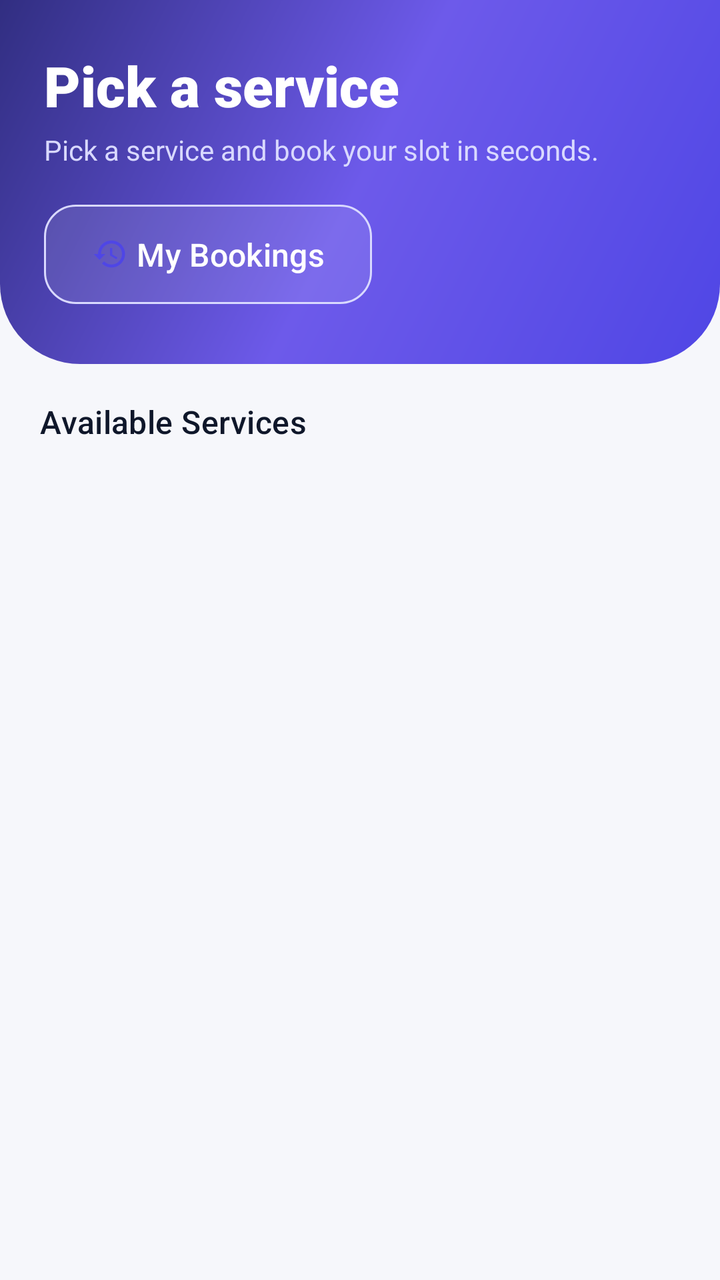
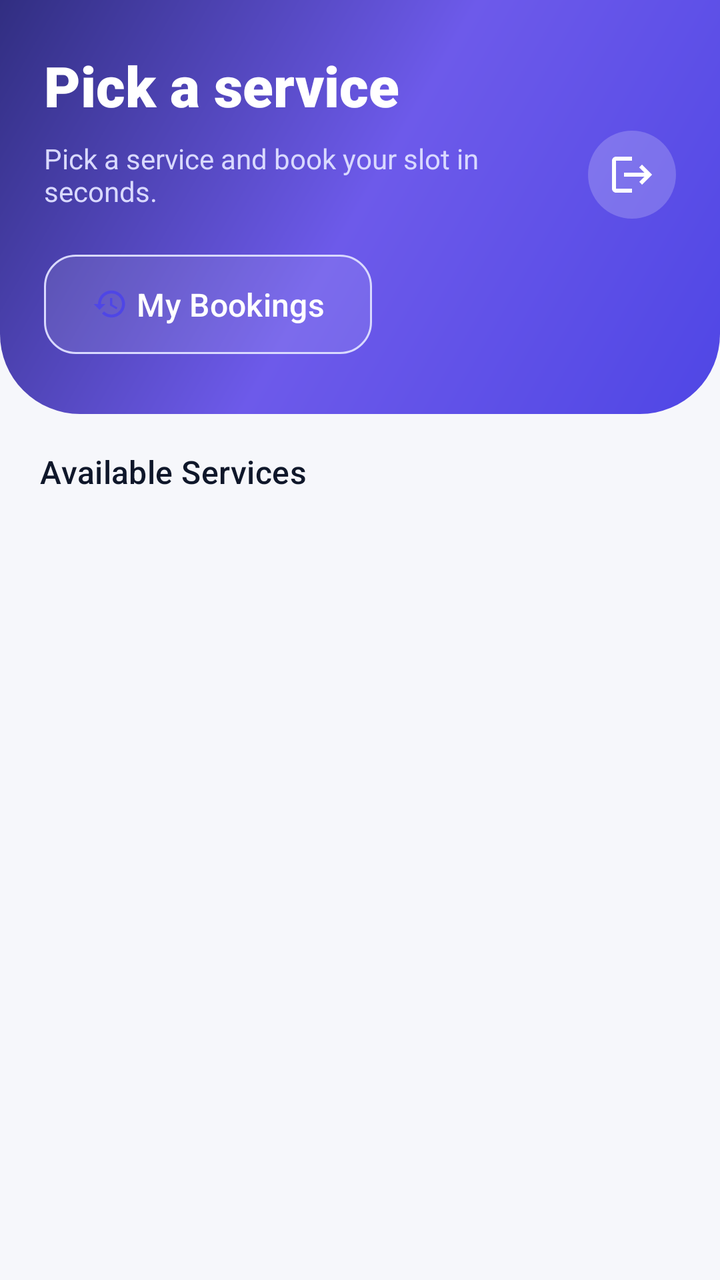

An Android layout rendered at two revisions. The XML below is the earlier revision; the diff shows what the commit changed to produce the second picture.
<!-- AndroidManifest.xml: application theme Theme.Slottr -->
<!-- res/layout/activity_user_home.xml -->
<?xml version="1.0" encoding="utf-8"?>
<LinearLayout xmlns:android="http://schemas.android.com/apk/res/android"
    xmlns:app="http://schemas.android.com/apk/res-auto"
    android:layout_width="match_parent"
    android:layout_height="match_parent"
    android:orientation="vertical"
    android:background="@color/background">

    <LinearLayout
        android:layout_width="match_parent"
        android:layout_height="wrap_content"
        android:background="@drawable/bg_login_hero"
        android:orientation="vertical"
        android:paddingStart="22dp"
        android:paddingTop="24dp"
        android:paddingEnd="22dp"
        android:paddingBottom="26dp">

        <TextView
            android:layout_width="wrap_content"
            android:layout_height="wrap_content"
            android:text="@string/title_user_home"
            android:textColor="#FFFFFF"
            android:textSize="28sp"
            android:textStyle="bold"
            android:fontFamily="sans-serif-black"/>

        <TextView
            android:layout_width="wrap_content"
            android:layout_height="wrap_content"
            android:layout_marginTop="4dp"
            android:text="@string/app_subtitle"
            android:textColor="#D9D9FF"
            android:textSize="14sp"/>

        <com.google.android.material.button.MaterialButton
            android:id="@+id/btnHistory"
            style="@style/Widget.Slottr.Button.Outlined"
            android:layout_width="wrap_content"
            android:layout_height="wrap_content"
            android:layout_marginTop="14dp"
            android:text="@string/my_bookings"
            app:icon="@drawable/ic_history"
            app:iconGravity="textStart"
            app:strokeColor="#D9D9FF"
            app:backgroundTint="#1AFFFFFF"
            android:textColor="#FFFFFF"/>
    </LinearLayout>

    <TextView
        android:layout_width="wrap_content"
        android:layout_height="wrap_content"
        android:layout_marginStart="20dp"
        android:layout_marginTop="18dp"
        android:text="@string/available_services"
        android:textAppearance="@style/TextAppearance.Slottr.SectionTitle"
        android:textSize="16sp"/>

    <androidx.recyclerview.widget.RecyclerView
        android:id="@+id/rvServices"
        android:layout_width="match_parent"
        android:layout_height="match_parent"
        android:clipToPadding="false"
        android:paddingTop="4dp"
        android:paddingBottom="24dp"/>

</LinearLayout>
<!-- resources referenced by this layout -->
<resources>
  <color name="background">#F6F7FB</color>
  <string name="app_subtitle">Pick a service and book your slot in seconds.</string>
  <string name="available_services">Available Services</string>
  <string name="my_bookings">My Bookings</string>
  <string name="title_user_home">Pick a service</string>
  <style name="Theme.Slottr" parent="Base.Theme.Slottr" />
  <color name="textPrimary">#0F172A</color>
  <color name="primary">#4F46E5</color>
  <color name="onPrimary">#FFFFFF</color>
  <color name="primaryContainer">#E0E7FF</color>
  <color name="onPrimaryContainer">#1E1B4B</color>
  <color name="secondary">#0891B2</color>
  <color name="onSecondary">#FFFFFF</color>
  <color name="secondaryContainer">#CFFAFE</color>
  <color name="onSecondaryContainer">#164E63</color>
  <color name="tertiary">#7C3AED</color>
  <color name="onTertiary">#FFFFFF</color>
  <color name="tertiaryContainer">#EDE9FE</color>
  <color name="onTertiaryContainer">#312E81</color>
  <color name="surface">#FFFFFF</color>
  <color name="onSurface">#0F172A</color>
  <color name="surfaceVariant">#F1F3F9</color>
  <color name="onSurfaceVariant">#44506A</color>
  <color name="outline">#C7CDD9</color>
  <color name="outlineVariant">#E4E7EF</color>
  <color name="danger">#DC2626</color>
  <color name="dangerContainer">#FEE2E2</color>
  <color name="textSecondary">#64748B</color>
  <color name="statusBar">#4F46E5</color>
  <style name="Shape.Slottr.Small" parent="ShapeAppearance.Material3.SmallComponent">
          <item name="cornerSize">12dp</item>
      </style>
  <style name="Shape.Slottr.Medium" parent="ShapeAppearance.Material3.MediumComponent">
          <item name="cornerSize">16dp</item>
      </style>
  <style name="Shape.Slottr.Large" parent="ShapeAppearance.Material3.LargeComponent">
          <item name="cornerSize">28dp</item>
      </style>
  <style name="Widget.Slottr.NavIndicator" parent="Widget.Material3.BottomNavigationView.ActiveIndicator">
          <item name="android:color">@color/primaryContainer</item>
      </style>
  <!-- unchanged entries left out for length: 11 -->
</resources>

<!-- the commit's change to res/layout/activity_user_home.xml (unified diff, before → after) -->
@@ -25,13 +25,32 @@
             android:textStyle="bold"
             android:fontFamily="sans-serif-black"/>
 
-        <TextView
-            android:layout_width="wrap_content"
+        <LinearLayout
+            android:layout_width="match_parent"
             android:layout_height="wrap_content"
             android:layout_marginTop="4dp"
-            android:text="@string/app_subtitle"
-            android:textColor="#D9D9FF"
-            android:textSize="14sp"/>
+            android:orientation="horizontal"
+            android:gravity="center_vertical">
+
+            <TextView
+                android:id="@+id/tvUserSubtitle"
+                android:layout_width="0dp"
+                android:layout_height="wrap_content"
+                android:layout_weight="1"
+                android:text="@string/app_subtitle"
+                android:textColor="#D9D9FF"
+                android:textSize="14sp"/>
+
+            <ImageButton
+                android:id="@+id/btnLogout"
+                android:layout_width="44dp"
+                android:layout_height="44dp"
+                android:background="@drawable/bg_icon_circle"
+                android:contentDescription="@string/action_logout"
+                android:padding="11dp"
+                android:src="@drawable/ic_logout"
+                app:tint="@color/onPrimary"/>
+        </LinearLayout>
 
         <com.google.android.material.button.MaterialButton
             android:id="@+id/btnHistory"
@@ -56,12 +75,60 @@
         android:textAppearance="@style/TextAppearance.Slottr.SectionTitle"
         android:textSize="16sp"/>
 
-    <androidx.recyclerview.widget.RecyclerView
-        android:id="@+id/rvServices"
+    <FrameLayout
         android:layout_width="match_parent"
-        android:layout_height="match_parent"
-        android:clipToPadding="false"
-        android:paddingTop="4dp"
-        android:paddingBottom="24dp"/>
+        android:layout_height="match_parent">
+
+        <androidx.recyclerview.widget.RecyclerView
+            android:id="@+id/rvServices"
+            android:layout_width="match_parent"
+            android:layout_height="match_parent"
+            android:clipToPadding="false"
+            android:paddingTop="4dp"
+            android:paddingBottom="24dp"/>
+
+        <include
+            android:id="@+id/emptyState"
+            layout="@layout/view_empty"/>
+    </FrameLayout>
 
 </LinearLayout>
+<!-- res/layout/view_empty.xml (included above) -->
+<?xml version="1.0" encoding="utf-8"?>
+<LinearLayout xmlns:android="http://schemas.android.com/apk/res/android"
+    xmlns:app="http://schemas.android.com/apk/res-auto"
+    android:id="@+id/emptyState"
+    android:layout_width="match_parent"
+    android:layout_height="match_parent"
+    android:orientation="vertical"
+    android:gravity="center"
+    android:padding="40dp"
+    android:visibility="gone">
+
+    <ImageView
+        android:layout_width="72dp"
+        android:layout_height="72dp"
+        android:alpha="0.4"
+        android:contentDescription="@string/app_name"
+        android:src="@drawable/ic_calendar_check"
+        app:tint="@color/outline"/>
+
+    <TextView
+        android:id="@+id/tvEmptyTitle"
+        android:layout_width="wrap_content"
+        android:layout_height="wrap_content"
+        android:layout_marginTop="18dp"
+        android:text="@string/empty_services_title"
+        android:textAppearance="@style/TextAppearance.Slottr.SectionTitle"
+        android:textSize="18sp"
+        android:gravity="center"/>
+
+    <TextView
+        android:id="@+id/tvEmptyBody"
+        android:layout_width="match_parent"
+        android:layout_height="wrap_content"
+        android:layout_marginTop="6dp"
+        android:text="@string/empty_services_body"
+        android:textAppearance="@style/TextAppearance.Slottr.BodySmall"
+        android:gravity="center"/>
+</LinearLayout>
<!-- resource entries referenced after the edit -->
@@ -3,8 +3,13 @@
   <color name="background">#F6F7FB</color>
   <string name="app_subtitle">Pick a service and book your slot in seconds.</string>
   <string name="available_services">Available Services</string>
+  <string name="empty_services_body">Services added by the admin will appear here.</string>
+  <string name="empty_services_title">No services yet</string>
   <string name="my_bookings">My Bookings</string>
   <string name="title_user_home">Pick a service</string>
+  <style name="TextAppearance.Slottr.BodySmall" parent="TextAppearance.Material3.BodyMedium">
+          <item name="android:textColor">@color/textSecondary</item>
+      </style>
   <style name="Theme.Slottr" parent="Base.Theme.Slottr" />
   <color name="textPrimary">#0F172A</color>
   <color name="primary">#4F46E5</color>
@@ -24,6 +29,47 @@
   <color name="surfaceVariant">#F1F3F9</color>
   <color name="onSurfaceVariant">#44506A</color>
   <color name="outline">#C7CDD9</color>
+  <!-- drawable bg_icon_circle (drawable) -->
+  <?xml version="1.0" encoding="utf-8"?>
+  <selector xmlns:android="http://schemas.android.com/apk/res/android">
+      <item android:state_pressed="true">
+          <shape android:shape="oval">
+              <solid android:color="#59FFFFFF" />
+          </shape>
+      </item>
+      <item>
+          <shape android:shape="oval">
+              <solid android:color="#33FFFFFF" />
+          </shape>
+      </item>
+  </selector>
+  <!-- drawable ic_calendar_check (drawable) -->
+  <?xml version="1.0" encoding="utf-8"?>
+  <vector xmlns:android="http://schemas.android.com/apk/res/android"
+      android:width="48dp"
+      android:height="48dp"
+      android:viewportWidth="24"
+      android:viewportHeight="24">
+      <path
+          android:fillColor="#FFFFFF"
+          android:pathData="M19,3h-1V1h-2v2H8V1H6v2H5c-1.11,0 -1.99,0.9 -1.99,2L3,19c0,1.1 0.89,2 2,2h14c1.1,0 2,-0.9 2,-2V5c0,-1.1 -0.9,-2 -2,-2zM19,19H5V8h14v11z" />
+      <path
+          android:fillColor="#FFFFFF"
+          android:pathData="M10,17l-3.5,-3.5 1.41,-1.41L10,14.17l5.59,-5.59L17,10z" />
+  </vector>
+  <!-- drawable ic_logout (drawable) -->
+  <vector xmlns:android="http://schemas.android.com/apk/res/android"
+      android:width="24dp"
+      android:height="24dp"
+      android:viewportWidth="24"
+      android:viewportHeight="24"
+      android:tint="#FFFFFF">
+      <path
+          android:fillColor="#FFFFFF"
+          android:pathData="M17,7l-1.41,1.41L18.17,11H8v2h10.17l-2.58,2.58L17,17l5,-5zM4,5h8V3H4c-1.1,0 -2,0.9 -2,2v14c0,1.1 0.9,2 2,2h8v-2H4V5z" />
+  </vector>
+  <string name="action_logout">Log out</string>
+  <string name="app_name">Slottr</string>
   <color name="outlineVariant">#E4E7EF</color>
   <color name="danger">#DC2626</color>
   <color name="dangerContainer">#FEE2E2</color>
